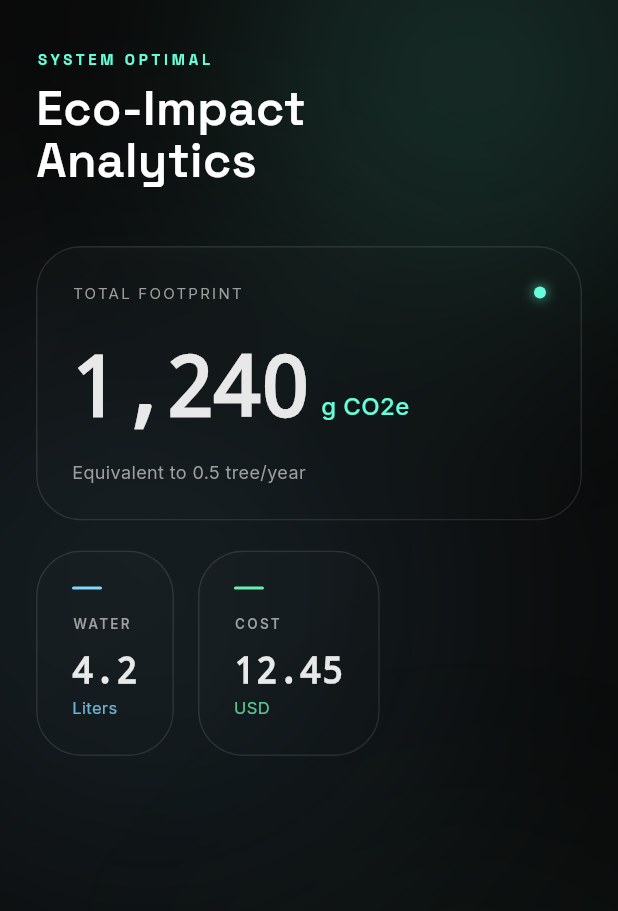
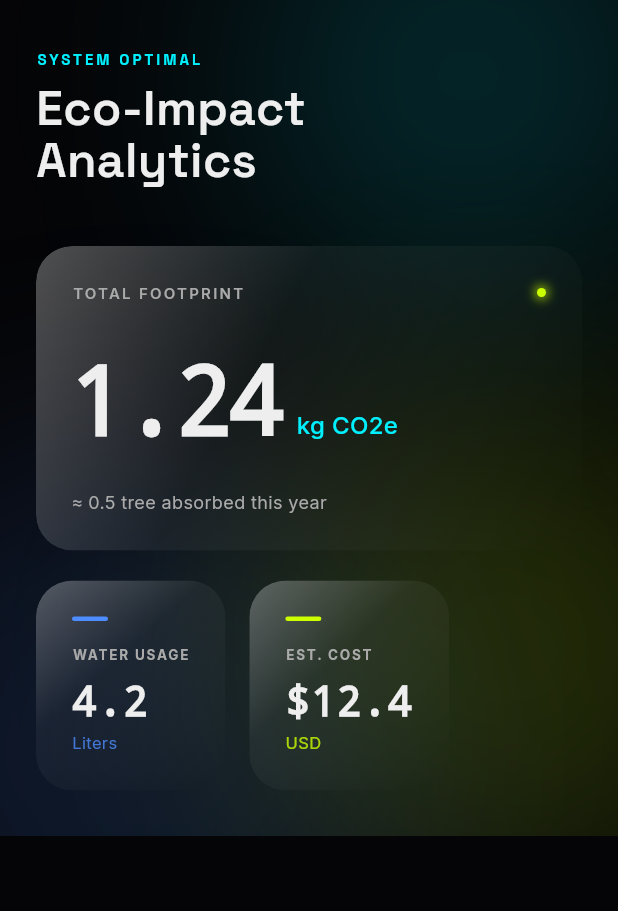
Before and after one commit to julien23ferver/NeuraGreen, a Flutter app: the screen it shows after launch, on a phone screen of 412 x 824 dp. Shown: the top 911 px of the screen. Run offline on Flutter 3.47's test engine with Material 3 defaults, Android fonts, the light colour scheme and no system bars; drawn by our look-alikes of flutter_animate; our stand-ins replace flutter_riverpod, google_fonts.

Commit message:
UI Upgrade: Deep Science Liquid Glass Theme

```diff
--- a/lib/core/app_colors.dart
+++ b/lib/core/app_colors.dart
@@ -1,15 +1,22 @@
+import 'dart:ui';
 import 'package:flutter/material.dart';
 
 class AppColors {
-  static const Color background = Color(0xFF0A0A0A);
-  static const Color glassBase = Color(0xFF1E1E1E);
-  static const Color accentCyan = Color(0xFF64FFDA);
-  static const Color accentBlue = Color(0xFF80D8FF);
-  static const Color textMain = Colors.white;
-  static const Color textDim = Color(0xFF9E9E9E);
+  // Fond : Un noir "Abyssal" (légèrement bleuté/chaud) pour éviter le coté "écran éteint"
+  static const Color background = Color(0xFF050507);
 
-  static const List<Color> glassGradient = [
-    Color(0x33FFFFFF), // 20% blanc
-    Color(0x0AFFFFFF), // 4% blanc
-  ];
+  // Les Accents "Data" (Gradients implicites)
+  static const Color biolumCyan = Color(0xFF00F0FF); // Cyberpunk Cyan
+  static const Color plasmaBlue = Color(0xFF4D8DFF); // Deep Blue
+  static const Color toxicLime = Color(0xFFCCFF00); // Eco Energy
+  static const Color alertOrange = Color(0xFFFF5E00); // High CO2 warning
+
+  // Textes
+  static const Color textHighEmphasis = Color(0xFFEEEEEE);
+  static const Color textMediumEmphasis = Color(0xFFAAAAAA); // Plus lisible que le gris standard
+
+  // Verre (Nuances techniques)
+  // Utilisé pour les bordures qui accrochent la lumière
+  static const Color glassBorderLight = Color(0x33FFFFFF);
+  static const Color glassBorderDark = Color(0x00FFFFFF);
 }
--- a/lib/features/dashboard/dashboard_screen.dart
+++ b/lib/features/dashboard/dashboard_screen.dart
@@ -11,90 +11,77 @@ class DashboardScreen extends StatelessWidget {
   @override
   Widget build(BuildContext context) {
     return Scaffold(
+      backgroundColor: AppColors.background, // Noir Abyssal
       body: Stack(
         children: [
-          // 1. Fond noir profond
-          Container(color: AppColors.background),
+          // --- COUCHE 1 : AMBIENT LIGHT (Blobs animés) ---
 
-          // 2. "Blobs" de couleur pour révéler le verre (Ambient Light)
+          // Blob Cyan (Haut Droite)
           Positioned(
             top: -100,
             right: -50,
-            child: ImageFiltered(
-              imageFilter: ImageFilter.blur(sigmaX: 80, sigmaY: 80),
-              child: Container(
-                width: 300,
-                height: 300,
-                decoration: BoxDecoration(
-                  shape: BoxShape.circle,
-                  color: const Color(0xFF64FFDA).withOpacity(0.15), // Cyan
+            child: _buildAmbientBlob(AppColors.biolumCyan, 300)
+                .animate(onPlay: (c) => c.repeat(reverse: true))
+                .moveY(begin: 0, end: 40, duration: 6.seconds, curve: Curves.easeInOutSine)
+                .scaleXY(begin: 1.0, end: 1.1, duration: 8.seconds),
           ),
+
+          // Blob Bleu (Milieu Gauche)
+          Positioned(
+            top: 300,
+            left: -100,
+            child: _buildAmbientBlob(AppColors.plasmaBlue, 400)
+                .animate(onPlay: (c) => c.repeat(reverse: true))
+                .moveY(begin: 0, end: -30, duration: 7.seconds, curve: Curves.easeInOutQuad)
+                .fade(begin: 0.5, end: 0.8, duration: 5.seconds),
           ),
-            ),
-          ),
-          Positioned(
-            top: 200,
-            left: -100,
-            child: ImageFiltered(
-              imageFilter: ImageFilter.blur(sigmaX: 100, sigmaY: 100),
-              child: Container(
-                width: 400,
-                height: 400,
-                decoration: BoxDecoration(
-                  shape: BoxShape.circle,
-                  color: const Color(0xFF80D8FF).withOpacity(0.1), // Bleu
-                ),
-              ),
-            ),
-          ),
+
+          // Blob Vert (Bas Droite)
           Positioned(
             bottom: -50,
-            right: -50,
-            child: ImageFiltered(
-              imageFilter: ImageFilter.blur(sigmaX: 90, sigmaY: 90),
-              child: Container(
-                width: 300,
-                height: 300,
-                decoration: BoxDecoration(
-                  shape: BoxShape.circle,
-                  color: const Color(0xFF69F0AE).withOpacity(0.05), // Vert
-                ),
-              ),
-            ),
+            right: -100,
+            child: _buildAmbientBlob(AppColors.toxicLime, 350)
+                .animate(onPlay: (c) => c.repeat(reverse: true))
+                .scaleXY(begin: 0.8, end: 1.0, duration: 10.seconds),
           ),
 
+          // --- COUCHE 2 : CONTENU SCROLLABLE ---
           SafeArea(
             child: Padding(
               padding: const EdgeInsets.symmetric(horizontal: 24.0),
+              // FIX : SingleChildScrollView ajouté ici pour éviter l'overflow
+              child: SingleChildScrollView(
+                padding: const EdgeInsets.only(bottom: 30),
                 child: Column(
                   crossAxisAlignment: CrossAxisAlignment.start,
                   children: [
                     const SizedBox(height: 32),
-                  // Header
+
+                    // En-tête "Technique"
                     Text(
                       'SYSTEM OPTIMAL',
                       style: GoogleFonts.spaceGrotesk(
-                      color: AppColors.accentCyan,
+                        color: AppColors.biolumCyan,
                         fontSize: 10,
                         fontWeight: FontWeight.bold,
-                      letterSpacing: 2.5,
+                        letterSpacing: 2.0,
                       ),
-                  ).animate().fade(duration: 600.ms).slideX(begin: -0.1, end: 0),
+                    ).animate().fade().slideX(),
 
                     const SizedBox(height: 8),
                     Text(
                       'Eco-Impact\nAnalytics',
                       style: GoogleFonts.spaceGrotesk(
-                      color: AppColors.textMain,
+                        color: AppColors.textHighEmphasis,
                         fontSize: 32,
                         fontWeight: FontWeight.w600,
                         height: 1.1,
                       ),
-                  ).animate().fade(duration: 800.ms, delay: 100.ms).slideY(begin: 0.1, end: 0),
+                    ).animate().fade(delay: 100.ms).slideY(begin: 0.1, end: 0),
 
                     const SizedBox(height: 40),
 
-                  // Main Metric (CO2)
+                    // La "Hero" Card (CO2)
                     const GlassCard(
                       width: double.infinity,
                       child: Column(
@@ -105,68 +92,83 @@ class DashboardScreen extends StatelessWidget {
                             children: [
                               Text(
                                 'TOTAL FOOTPRINT',
-                              style: TextStyle(color: AppColors.textDim, fontSize: 10, letterSpacing: 1.5),
+                                style: TextStyle(
+                                  color: AppColors.textMediumEmphasis,
+                                  fontSize: 10,
+                                  letterSpacing: 1.5,
+                                  fontWeight: FontWeight.w600
                                 ),
-                            // Indicateur visuel abstrait (Point pulsant)
+                              ),
                               _PulsingDot(),
                             ],
                           ),
-                        SizedBox(height: 16),
+                          SizedBox(height: 20),
                           Row(
                             crossAxisAlignment: CrossAxisAlignment.baseline,
                             textBaseline: TextBaseline.alphabetic,
                             children: [
                               Text(
-                              '1,240',
-                              style: TextStyle(fontSize: 56, fontWeight: FontWeight.bold, fontFamily: 'monospace', letterSpacing: -2),
+                                '1.24',
+                                style: TextStyle(
+                                  color: AppColors.textHighEmphasis,
+                                  fontSize: 64,
+                                  fontWeight: FontWeight.bold,
+                                  fontFamily: 'monospace',
+                                  letterSpacing: -3
+                                ),
                               ),
                               SizedBox(width: 8),
                               Text(
-                              'g CO2e',
-                              style: TextStyle(color: AppColors.accentCyan, fontSize: 16, fontWeight: FontWeight.w500),
+                                'kg CO2e',
+                                style: TextStyle(
+                                  color: AppColors.biolumCyan,
+                                  fontSize: 16,
+                                  fontWeight: FontWeight.w500
+                                ),
                               ),
                             ],
                           ),
-                        SizedBox(height: 8),
+                          SizedBox(height: 12),
                           Text(
-                          'Equivalent to 0.5 tree/year',
-                          style: TextStyle(color: AppColors.textDim, fontSize: 12),
+                            '≈ 0.5 tree absorbed this year',
+                            style: TextStyle(color: AppColors.textMediumEmphasis, fontSize: 12),
                           ),
                         ],
                       ),
-                  ).animate().fade(duration: 800.ms, delay: 200.ms).moveY(begin: 20, end: 0, curve: Curves.easeOutQuad),
+                    ).animate().fade(delay: 200.ms).moveY(begin: 20, end: 0),
 
                     const SizedBox(height: 20),
 
-                  // Secondary Metrics Row
+                    // Les petites cartes
                     Row(
                       children: [
                         Expanded(
                           child: GlassCard(
-                          child: _buildSmallMetric(
-                            'WATER',
+                            child: _buildMetricItem(
+                              'WATER USAGE',
                               '4.2',
                               'Liters',
-                            AppColors.accentBlue,
+                              AppColors.plasmaBlue
                             ),
                           ),
-                      ).animate().fade(duration: 800.ms, delay: 300.ms).moveY(begin: 20, end: 0, curve: Curves.easeOutQuad),
+                        ).animate().fade(delay: 300.ms).moveY(begin: 20, end: 0),
 
                         const SizedBox(width: 16),
 
                         Expanded(
                           child: GlassCard(
-                          child: _buildSmallMetric(
-                            'COST',
-                            '12.45',
+                            child: _buildMetricItem(
+                              'EST. COST',
+                              r'$12.4',
                               'USD',
-                            const Color(0xFF69F0AE), // Soft Green
+                              AppColors.toxicLime
                             ),
                           ),
-                      ).animate().fade(duration: 800.ms, delay: 400.ms).moveY(begin: 20, end: 0, curve: Curves.easeOutQuad),
+                        ).animate().fade(delay: 400.ms).moveY(begin: 20, end: 0),
                       ],
                     ),
                   ],
+                ),
               ),
             ),
           ),
@@ -175,58 +177,75 @@ class DashboardScreen extends StatelessWidget {
     );
   }
 
-  Widget _buildSmallMetric(String label, String value, String unit, Color accentColor) {
+  // Helper pour les blobs flous
+  Widget _buildAmbientBlob(Color color, double size) {
+    return ImageFiltered(
+      imageFilter: ImageFilter.blur(sigmaX: 80, sigmaY: 80),
+      child: Container(
+        width: size,
+        height: size,
+        decoration: BoxDecoration(
+          shape: BoxShape.circle,
+          color: color.withOpacity(0.15),
+        ),
+      ),
+    );
+  }
+
+  // Helper pour le contenu des petites cartes
+  Widget _buildMetricItem(String label, String value, String unit, Color accent) {
     return Column(
       crossAxisAlignment: CrossAxisAlignment.start,
       children: [
-        // Ligne décorative minimaliste au lieu d'une icône
         Container(
-          width: 20,
-          height: 2,
-          decoration: BoxDecoration(
-            color: accentColor,
-            borderRadius: BorderRadius.circular(2),
-          ),
+          width: 24, height: 3,
+          decoration: BoxDecoration(color: accent, borderRadius: BorderRadius.circular(2)),
         ),
         const SizedBox(height: 16),
         Text(
           label,
-          style: const TextStyle(color: AppColors.textDim, fontSize: 9, letterSpacing: 1.5, fontWeight: FontWeight.w600),
+          style: const TextStyle(
+            color: AppColors.textMediumEmphasis,
+            fontSize: 9,
+            letterSpacing: 1.2,
+            fontWeight: FontWeight.w700
           ),
-        const SizedBox(height: 8),
+        ),
+        const SizedBox(height: 4),
         Text(
           value,
-          style: const TextStyle(fontSize: 24, fontWeight: FontWeight.bold, fontFamily: 'monospace'),
+          style: const TextStyle(
+            color: AppColors.textHighEmphasis,
+            fontSize: 28,
+            fontWeight: FontWeight.bold,
+            fontFamily: 'monospace'
+          ),
         ),
         Text(
           unit,
-          style: TextStyle(color: accentColor.withOpacity(0.8), fontSize: 11),
+          style: TextStyle(color: accent.withOpacity(0.8), fontSize: 11),
         ),
       ],
     );
   }
 }
 
+// Le petit point qui clignote "Live"
 class _PulsingDot extends StatelessWidget {
   const _PulsingDot();
 
   @override
   Widget build(BuildContext context) {
     return Container(
-      width: 8,
-      height: 8,
-      decoration: BoxDecoration(
-        color: AppColors.accentCyan,
+      width: 6, height: 6,
+      decoration: const BoxDecoration(
+        color: AppColors.toxicLime,
         shape: BoxShape.circle,
         boxShadow: [
-          BoxShadow(
-            color: AppColors.accentCyan.withOpacity(0.5),
-            blurRadius: 6,
-            spreadRadius: 1,
-          ),
+          BoxShadow(color: AppColors.toxicLime, blurRadius: 6, spreadRadius: 1)
         ],
       ),
-    ).animate(onPlay: (controller) => controller.repeat(reverse: true))
-    .scale(begin: const Offset(0.8, 0.8), end: const Offset(1.2, 1.2), duration: 1500.ms, curve: Curves.easeInOut);
+    ).animate(onPlay: (c) => c.repeat(reverse: true))
+     .fade(begin: 0.4, end: 1.0, duration: 1.seconds);
   }
 }
--- a/lib/presentation/widgets/glass_card.dart
+++ b/lib/presentation/widgets/glass_card.dart
@@ -17,46 +17,59 @@ class GlassCard extends StatelessWidget {
 
   @override
   Widget build(BuildContext context) {
+    // BorderRadius constant pour harmoniser
+    final borderRadius = BorderRadius.circular(24);
+
     return ClipRRect(
-      borderRadius: BorderRadius.circular(30), // Arrondi plus prononcé style Apple
+      borderRadius: borderRadius,
       child: BackdropFilter(
-        filter: ImageFilter.blur(sigmaX: 25, sigmaY: 25), // Blur intense
-        child: Stack(
-          children: [
-            // 1. Fond semi-transparent
-            Container(
+        filter: ImageFilter.blur(sigmaX: 20, sigmaY: 20), // Flou "Frosted"
+        child: Container(
           width: width,
           height: height,
-              padding: padding,
           decoration: BoxDecoration(
-                color: Colors.white.withOpacity(0.08), // Base très légère
-                borderRadius: BorderRadius.circular(30),
+            borderRadius: borderRadius,
+            // 1. Le fond du verre (très subtil)
+            color: Colors.white.withOpacity(0.03),
+            // 2. Un gradient de surface (reflet global)
             gradient: LinearGradient(
               begin: Alignment.topLeft,
               end: Alignment.bottomRight,
               colors: [
-                    Colors.white.withOpacity(0.15), // Reflet haut gauche
-                    Colors.white.withOpacity(0.02), // Quasi transparent bas droite
+                Colors.white.withOpacity(0.05),
+                Colors.white.withOpacity(0.01),
               ],
             ),
           ),
-              child: child,
-            ),
-
-            // 2. Bordure dégradée (Simulée)
+          child: Stack(
+            children: [
+              // 3. La Bordure "Lumière" (Rim Lighting)
+              // On utilise un Container interne avec un gradient de bordure
               Positioned.fill(
                 child: Container(
                   decoration: BoxDecoration(
-                  borderRadius: BorderRadius.circular(30),
-                  border: Border.all(
-                    color: Colors.white.withOpacity(0.1), // Bordure fine uniforme
-                    width: 1,
-                  ),
-                  // Le gradient de "reflet" est déjà sur le fond, pas besoin de complexifier la bordure pour l'instant
+                    borderRadius: borderRadius,
+                    border: Border.all(color: Colors.transparent), // Hack structurel
+                    gradient: LinearGradient(
+                      begin: Alignment.topLeft,
+                      end: Alignment.bottomRight,
+                      stops: const [0.0, 0.4, 1.0],
+                      colors: [
+                        Colors.white.withOpacity(0.3), // Lumière vive coin haut gauche
+                        Colors.white.withOpacity(0.05), // Transition
+                        Colors.white.withOpacity(0.0),  // Ombre totale coin bas droite
+                      ],
                     ),
                   ),
                 ),
+              ),
+              // 4. Le contenu réel
+              Padding(
+                padding: padding,
+                child: child,
+              ),
             ],
+          ),
         ),
       ),
     );
```
Lines whose indentation alone changed are shown as unchanged.
